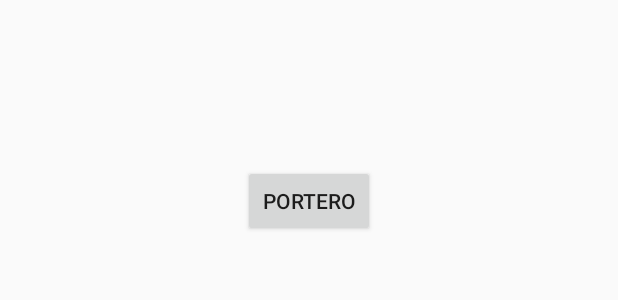
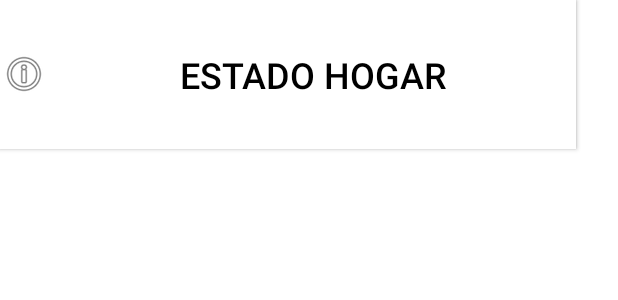
Before and after one commit to SandroSD/selfieHouseSOA, an Android app: the layout activity_main.xml on its own in the app's theme, with its tools: preview values and no code run, on a phone screen of 412 x 824 dp. Shown: the top 300 px of the screen. Run offline under Robolectric (Android 15) with nearby library versions, the phone set to English and light mode, and no system bars.

Commit message:
Add files via upload

```diff
--- a/Android/app/selfieHouse/app/src/main/res/layout/activity_main.xml
+++ b/Android/app/selfieHouse/app/src/main/res/layout/activity_main.xml
@@ -1,17 +1,39 @@
 <?xml version="1.0" encoding="utf-8"?>
-<RelativeLayout xmlns:android="http://schemas.android.com/apk/res/android"
-    xmlns:tools="http://schemas.android.com/tools" android:layout_width="match_parent"
-    android:layout_height="match_parent" android:paddingLeft="@dimen/activity_horizontal_margin"
-    android:paddingRight="@dimen/activity_horizontal_margin"
-    android:paddingTop="@dimen/activity_vertical_margin"
-    android:paddingBottom="@dimen/activity_vertical_margin" tools:context=".MainActivity">
+<android.support.constraint.ConstraintLayout xmlns:android="http://schemas.android.com/apk/res/android"
+    xmlns:app="http://schemas.android.com/apk/res-auto"
+    xmlns:tools="http://schemas.android.com/tools"
+    android:id="@+id/container"
+    android:layout_width="match_parent"
+    android:layout_height="match_parent"
+    android:background="@android:color/background_light"
+    android:minHeight="171dp"
+    tools:context=".MainActivity">
 
     <Button
-        android:layout_width="wrap_content"
-        android:layout_height="wrap_content"
-        android:text="Portero"
-        android:id="@+id/btnPortero"
-        android:layout_alignParentTop="true"
-        android:layout_centerHorizontal="true"
-        android:layout_marginTop="94dp" />
-</RelativeLayout>
+        android:id="@+id/btnIngresar"
+        android:layout_width="383dp"
+        android:layout_height="98dp"
+        android:background="@android:color/background_light"
+        android:drawableLeft="@drawable/ic_home_black_24dp"
+        android:text="Ingresar a hogar"
+        android:textColor="@android:color/background_dark"
+        android:textSize="24sp"
+        tools:layout_editor_absoluteX="0dp"
+        tools:layout_editor_absoluteY="0dp"
+        tools:textAllCaps="false" />
+
+    <Button
+        android:id="@+id/btnEstadoCasa"
+        android:layout_width="384dp"
+        android:layout_height="99dp"
+        android:background="@android:color/background_light"
+        android:drawableLeft="@android:drawable/ic_menu_info_details"
+        android:text="Estado hogar"
+        android:textColor="@android:color/background_dark"
+        android:textSize="24sp"
+        tools:layout_editor_absoluteX="1dp"
+        tools:layout_editor_absoluteY="97dp"
+        tools:textAllCaps="false"
+        android:onClick="ingresarHogar"/>
+
+</android.support.constraint.ConstraintLayout>
```
Also changed, not shown: Android/app/selfieHouse/app/src/main/res/layout/activity_ingreso.xml (added, +37 -0 lines), Android/app/selfieHouse/app/src/main/res/layout/activity_splash.xml (added, +21 -0 lines).
